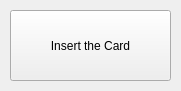
Before: the Qt Designer form client/client/gui/widgets/startwidget.ui in eugeniashurko/ATM, drawn with Qt 5.
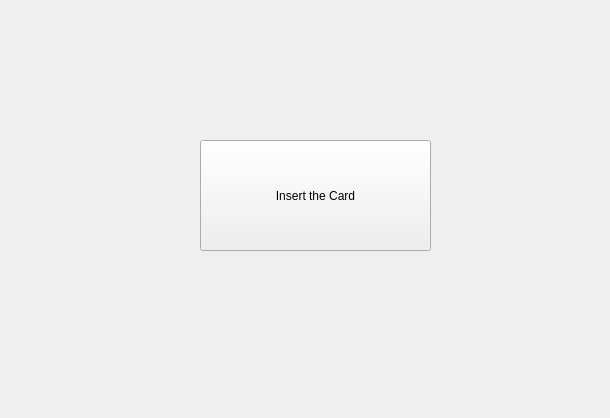
After: the same form once the commit is applied.

Patch:
```diff
--- a/client/client/gui/widgets/startwidget.ui
+++ b/client/client/gui/widgets/startwidget.ui
@@ -6,8 +6,8 @@
    <rect>
     <x>0</x>
     <y>0</y>
-    <width>181</width>
-    <height>91</height>
+    <width>610</width>
+    <height>418</height>
    </rect>
   </property>
   <property name="windowTitle">
@@ -16,10 +16,10 @@
   <widget class="QPushButton" name="InsertCardButton">
    <property name="geometry">
     <rect>
-     <x>10</x>
-     <y>10</y>
-     <width>161</width>
-     <height>71</height>
+     <x>200</x>
+     <y>140</y>
+     <width>231</width>
+     <height>111</height>
     </rect>
    </property>
    <property name="text">
```
